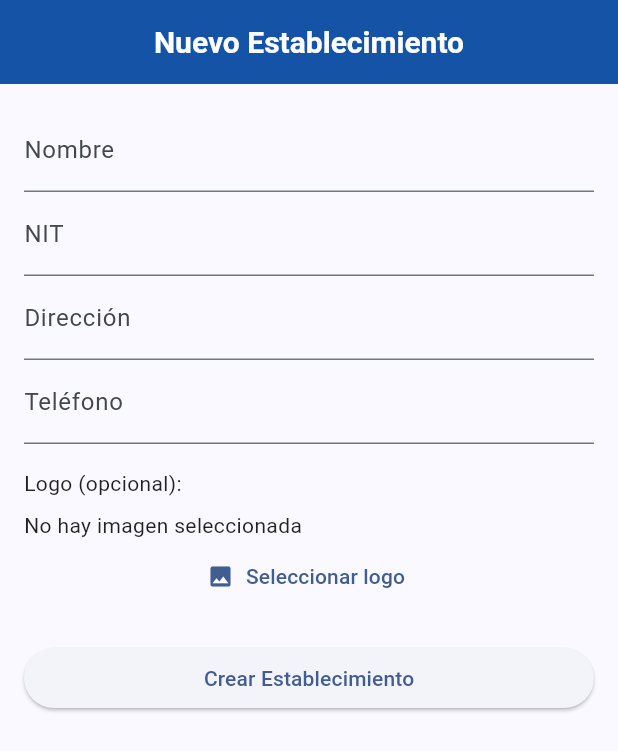
After one commit to Jcamiloag/Proyecto_moviles, a Flutter app: the EstablecimientoCreateView screen opened by its route, on a phone screen of 412 x 824 dp. The commit adds this screen. Shown: the top 751 px of the screen. Run offline on Flutter 3.47's test engine with Material 3 defaults, Android fonts, the phone set to English and light mode, and no system bars; our stand-ins replace flutter_dotenv, go_router, image_picker; network calls fail.

Commit message:
Crud de establecimientos funcionando

```diff
--- /dev/null
+++ b/lib/models/establecimiento.dart
@@ -0,0 +1,46 @@
+class Establecimiento {
+  /// Este modelo representa un establecimiento y sus atributos.
+  final int id;
+  final String nombre;
+  final String nit;
+  final String direccion;
+  final String telefono;
+  final String? logo;
+  final String estado;
+  // inicializacion de variables
+  Establecimiento({
+    required this.id,
+    required this.nombre,
+    required this.nit,
+    required this.direccion,
+    required this.telefono,
+    required this.logo,
+    required this.estado,
+  });
+
+  //! metodo para convertir un json a un objeto Establecimiento
+  /// Convierte un mapa JSON en un objeto Establecimiento.
+  factory Establecimiento.fromJson(Map<String, dynamic> json) {
+    return Establecimiento(
+      id: json['id'],
+      nombre: json['nombre'],
+      nit: json['nit'],
+      direccion: json['direccion'],
+      telefono: json['telefono'],
+      logo: json['logo'],
+      estado: json['estado'],
+    );
+  }
+
+  //! metodo para convertir un objeto Establecimiento a un json
+  /// Convierte un objeto Establecimiento en un mapa JSON.
+  Map<String, String> toJson({String? logoBase64}) {
+    return {
+      'nombre': nombre,
+      'nit': nit,
+      'direccion': direccion,
+      'telefono': telefono,
+      if (logoBase64 != null) 'logo': logoBase64,
+    };
+  }
+}
--- a/lib/routes/app_router.dart
+++ b/lib/routes/app_router.dart
@@ -1,19 +1,29 @@
 import 'package:go_router/go_router.dart';
-import 'package:hola_mundo/views/ciclo_vida/ciclo_vida_screen.dart';
-import 'package:hola_mundo/views/future/future_view.dart';
+import 'package:flutter/material.dart';
+import 'package:hola_mundo/views/establecimientos/establecimiento_list_view.dart';
+
+// Vistas generales
 import 'package:hola_mundo/views/home_view.dart';
+import 'package:hola_mundo/views/settings_view.dart';
+import 'package:hola_mundo/views/profile_view.dart';
 import 'package:hola_mundo/views/paso_parametros/detalle_screen.dart';
 import 'package:hola_mundo/views/paso_parametros/paso_parametros_screen.dart';
-import 'package:hola_mundo/views/profile_view.dart';
-import 'package:hola_mundo/views/settings_view.dart';
+import 'package:hola_mundo/views/ciclo_vida/ciclo_vida_screen.dart';
 import 'package:hola_mundo/views/future/future_view.dart';
 import 'package:hola_mundo/views/timer/timer_view.dart';
 import 'package:hola_mundo/views/isolate/isolate_view.dart';
+
+// Vistas de perros
 import 'package:hola_mundo/views/dog/dog_list_view.dart';
 import 'package:hola_mundo/views/dog/dog_detail_view.dart' as dogDetail;
 
+// Vistas de establecimientos
+import 'package:hola_mundo/views/establecimientos/establecimiento_edit_view.dart';
+import 'package:hola_mundo/views/establecimientos/establecimiento_create_views.dart';
+
 final GoRouter appRouter = GoRouter(
   routes: [
+    // Home y generales
     GoRoute(
       path: '/',
       builder: (context, state) => const HomeView(),
@@ -26,6 +36,8 @@ final GoRouter appRouter = GoRouter(
       path: '/profile',
       builder: (context, state) => const ProfileView(),
     ),
+
+    // Paso de parámetros
     GoRoute(
       path: '/paso_parametros',
       builder: (context, state) => const PasoParametrosScreen(),
@@ -38,6 +50,8 @@ final GoRouter appRouter = GoRouter(
         return DetalleScreen(parametro: parametro, metodoNavegacion: metodo);
       },
     ),
+
+    // Otros ejemplos
     GoRoute(
       path: '/ciclo_vida',
       builder: (context, state) => const CicloVidaScreen(),
@@ -57,6 +71,8 @@ final GoRouter appRouter = GoRouter(
       name: 'isolate',
       builder: (context, state) => const IsolateView(),
     ),
+
+    // Perros
     GoRoute(
       name: 'dogListView',
       path: '/dogs',
@@ -70,5 +86,29 @@ final GoRouter appRouter = GoRouter(
         return dogDetail.DogDetailView(breed: breed);
       },
     ),
+
+    // Establecimientos
+    GoRoute(
+      path: '/establecimientos',
+      builder: (context, state) => const EstablecimientosListView(),
+    ),
+    GoRoute(
+      path: '/establecimientos',
+      name: 'establecimientos',
+      builder: (context, state) => const EstablecimientosListView(),
+    ),
+    //!Ruta para editar de un establecimiento
+    GoRoute(
+      path: '/establecimientos/edit/:id',
+      builder: (context, state) {
+        //*se captura el id del establecimiento
+        final id = int.parse(state.pathParameters['id']!);
+        return EstablecimientoEditView(id: id);
+      },
+    ),
+    GoRoute(
+      path: '/establecimientos/create',
+      builder: (context, state) => const EstablecimientoCreateView(),
+),
   ],
 );
--- /dev/null
+++ b/lib/services/establecimiento_service.dart
@@ -0,0 +1,117 @@
+import 'dart:convert';
+import 'dart:io';
+import 'package:flutter_dotenv/flutter_dotenv.dart';
+import 'package:http/http.dart' as http;
+import 'package:hola_mundo/models/establecimiento.dart';
+
+class EstablecimientoService {
+  //! se inicializa dotenv para cargar las variables de entorno
+  final String baseUrl = dotenv.env['URL_API']!;
+  final String baseUrlImg = dotenv.env['URL_API_IMG']!;
+
+  //! getEstablecimientos
+  /// Obtiene una lista de establecimientos desde la API.
+  Future<List<Establecimiento>> getEstablecimientos() async {
+    final response = await http.get(Uri.parse('${baseUrl}establecimientos'));
+    if (response.statusCode == 200) {
+      /// Decodifica la respuesta JSON
+      /// y convierte cada elemento en un objeto Establecimiento.
+       //el cual viene [data] de la API
+      final data = jsonDecode(response.body)['data'];
+      return List<Establecimiento>.from(
+        data.map((item) => Establecimiento.fromJson(item)),
+      );
+    } else {
+      throw Exception('Error al cargar establecimientos');
+    }
+  }
+
+
+
+  //! getEstablecimiento
+  /// Obtiene un establecimiento específico por su ID desde la API.
+  /// Devuelve un objeto Establecimiento.
+  Future<Establecimiento> getEstablecimiento(int id) async {
+    final response = await http.get(
+      Uri.parse('${baseUrl}establecimientos/$id'),
+    );
+    //** se verifica si la respuesta es 200
+    /// y se decodifica la respuesta JSON
+    if (response.statusCode == 200) {
+      final json = jsonDecode(response.body);
+      return Establecimiento.fromJson(json['data']);
+    } else {
+      throw Exception('Error al obtener el establecimiento');
+    }
+  }
+   Future<bool> deleteEstablecimiento(int id) async {
+    try {
+      final response = await http.delete(
+        Uri.parse('${baseUrl}establecimientos/$id'),
+      );
+
+      return response.statusCode == 200;
+    } catch (e) {
+      throw Exception('Error al eliminar establecimiento: $e');
+    }
+  }
+  Future<bool> createEstablecimiento(Establecimiento est, {File? logoFile}) async {
+     //Implement the logic to create an Establecimiento
+     //For example, send a request to an API or save it locally
+    try {
+       final uri = Uri.parse('${baseUrl}establecimientos');
+      // Codificar imagen como base64 si existe
+      String? base64Image;
+      if (logoFile != null) {
+        final imageBytes = await logoFile.readAsBytes();
+        base64Image = base64Encode(imageBytes);
+      }
+      final body = jsonEncode(est.toJson(logoBase64: base64Image));
+      final response = await http.post(
+        uri,
+        headers: {'Content-Type': 'application/json'},
+        body: body,
+      );
+      return response.statusCode == 201;
+    } catch (e) {
+      throw Exception('Error al crear establecimiento: $e');
+    }
+  }
+
+
+
+  //!updateEstablecimiento
+  /// Actualiza un establecimiento en la API.
+  /// Recibe un objeto Establecimiento y un archivo de imagen opcional.
+  /// Devuelve true si la actualización fue exitosa, false en caso contrario.
+  Future<bool> updateEstablecimiento(
+    Establecimiento est, {
+    File? logoFile,
+  }) async {
+    try {
+      final uri = Uri.parse('${baseUrl}establecimiento-update/${est.id}');
+
+      // Codificar imagen como base64 si existe
+      // se codifica la imagen a base64 porque la API lo requiere
+      // base 64 se usa para convertir datos binarios a texto
+      // y se puede enviar como un string en JSON
+      String? base64Image;
+      if (logoFile != null) {
+        final imageBytes = await logoFile.readAsBytes();
+        base64Image = base64Encode(imageBytes);
+      }
+
+      final body = jsonEncode(est.toJson(logoBase64: base64Image));
+
+      final response = await http.post(
+        uri,
+        headers: {'Content-Type': 'application/json'},
+        body: body,
+      );
+
+      return response.statusCode == 200;
+    } catch (e) {
+      throw Exception('Error al actualizar establecimiento: $e');
+    }
+  }
+}
--- /dev/null
+++ b/lib/views/establecimientos/establecimiento_create_views.dart
@@ -0,0 +1,126 @@
+import 'dart:io';
+
+import 'package:flutter/material.dart';
+import 'package:go_router/go_router.dart';
+import 'package:hola_mundo/models/establecimiento.dart';
+import 'package:hola_mundo/services/establecimiento_service.dart';
+import 'package:image_picker/image_picker.dart';
+
+class EstablecimientoCreateView extends StatefulWidget {
+  const EstablecimientoCreateView({super.key});
+
+  @override
+  State<EstablecimientoCreateView> createState() =>
+      _EstablecimientoCreateViewState();
+}
+
+class _EstablecimientoCreateViewState extends State<EstablecimientoCreateView> {
+  final _formKey = GlobalKey<FormState>();
+  final _service = EstablecimientoService();
+
+  final _nombreController = TextEditingController();
+  final _nitController = TextEditingController();
+  final _direccionController = TextEditingController();
+  final _telefonoController = TextEditingController();
+
+  File? _logoFile;
+
+  Future<void> _pickImage() async {
+    final picker = ImagePicker();
+    final pickedFile = await picker.pickImage(
+      source: ImageSource.gallery,
+      imageQuality: 80,
+    );
+    if (pickedFile != null) {
+      setState(() {
+        _logoFile = File(pickedFile.path);
+      });
+    }
+  }
+
+  Future<void> _submit() async {
+    if (_formKey.currentState!.validate()) {
+      final est = Establecimiento(
+        id: 0, // No se usa para creación
+        nombre: _nombreController.text,
+        nit: _nitController.text,
+        direccion: _direccionController.text,
+        telefono: _telefonoController.text,
+        logo: '',
+        estado: 'A',
+      );
+
+      final ok = await _service.createEstablecimiento(est, logoFile: _logoFile);
+
+      if (!mounted) return;
+
+      if (ok) {
+        ScaffoldMessenger.of(context).showSnackBar(
+          SnackBar(content: Text('Establecimiento creado')),
+        );
+        context.pop(true); // Para actualizar la lista
+      } else {
+        ScaffoldMessenger.of(context).showSnackBar(
+          SnackBar(content: Text('Error al crear establecimiento')),
+        );
+      }
+    }
+  }
+
+  @override
+  Widget build(BuildContext context) {
+    return Scaffold(
+      appBar: AppBar(title: const Text('Nuevo Establecimiento')),
+      body: Padding(
+        padding: const EdgeInsets.all(16),
+        child: Form(
+          key: _formKey,
+          child: ListView(
+            children: [
+              TextFormField(
+                controller: _nombreController,
+                decoration: const InputDecoration(labelText: 'Nombre'),
+                validator: (value) =>
+                    value!.isEmpty ? 'Campo obligatorio' : null,
+              ),
+              TextFormField(
+                controller: _nitController,
+                decoration: const InputDecoration(labelText: 'NIT'),
+                validator: (value) =>
+                    value!.isEmpty ? 'Campo obligatorio' : null,
+              ),
+              TextFormField(
+                controller: _direccionController,
+                decoration: const InputDecoration(labelText: 'Dirección'),
+                validator: (value) =>
+                    value!.isEmpty ? 'Campo obligatorio' : null,
+              ),
+              TextFormField(
+                controller: _telefonoController,
+                decoration: const InputDecoration(labelText: 'Teléfono'),
+                validator: (value) =>
+                    value!.isEmpty ? 'Campo obligatorio' : null,
+              ),
+              const SizedBox(height: 16),
+              Text('Logo (opcional):'),
+              const SizedBox(height: 8),
+              _logoFile != null
+                  ? Image.file(_logoFile!, height: 120)
+                  : const Text('No hay imagen seleccionada'),
+              TextButton.icon(
+                onPressed: _pickImage,
+                icon: const Icon(Icons.image),
+                label: const Text('Seleccionar logo'),
+              ),
+              const SizedBox(height: 20),
+              ElevatedButton(
+                onPressed: _submit,
+                child: const Text('Crear Establecimiento'),
+              ),
+            ],
+          ),
+        ),
+      ),
+    );
+  }
+}
--- a/pubspec.yaml
+++ b/pubspec.yaml
@@ -37,6 +37,7 @@ dependencies:
   go_router: ^14.8.1
   flutter_dotenv: ^5.2.1
   http: ^1.3.0
+  image_picker: ^1.1.2
 
 dev_dependencies:
   flutter_test:
```
Also changed, not shown: lib/views/base_view.dart (+32 -6 lines), lib/views/custom_drawer.dart (+8 -0 lines), lib/views/establecimientos/establecimiento_edit_view.dart (added, +186 -0 lines), lib/views/establecimientos/establecimiento_list_view.dart (added, +141 -0 lines), pubspec.lock, 7 other files.
